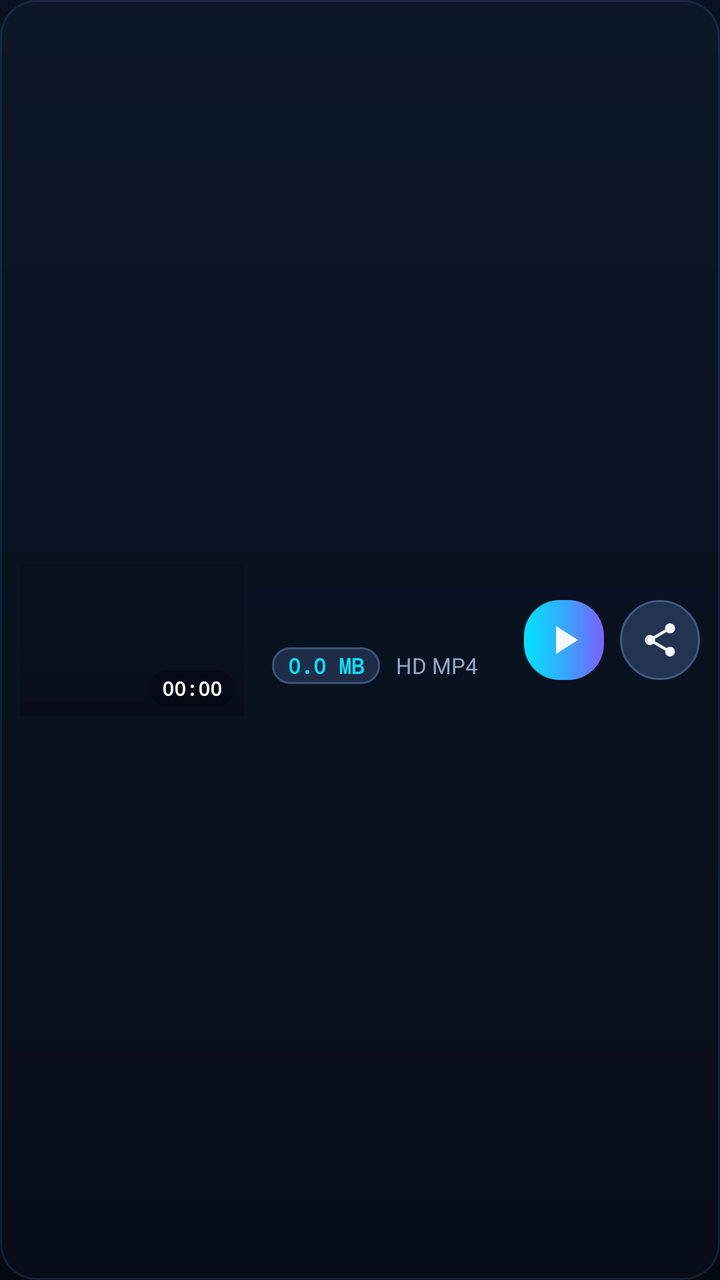
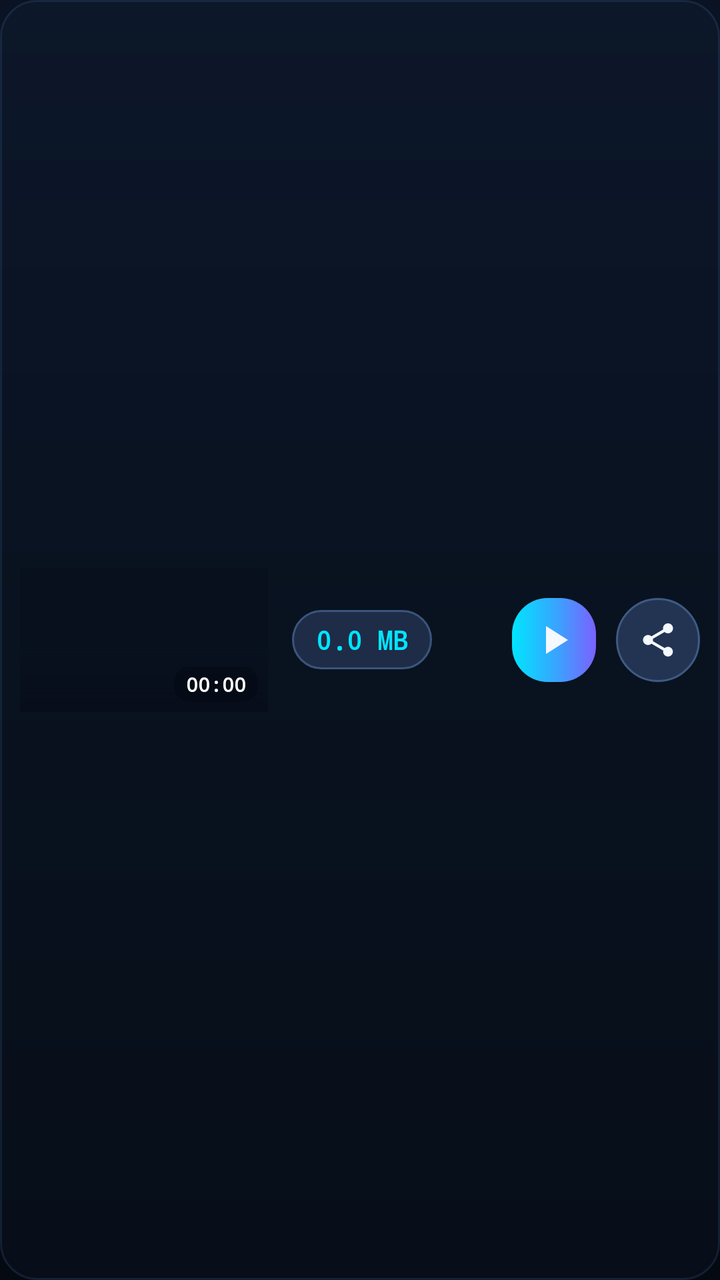

Two renders of the same Android screen: before a commit and after it. Below are the layout's source before the change and the commit's diff.
<!-- AndroidManifest.xml: application theme Theme.VisionWatermark -->
<!-- res/layout/item_recent_export.xml -->
<?xml version="1.0" encoding="utf-8"?>
<LinearLayout xmlns:android="http://schemas.android.com/apk/res/android"
    android:layout_width="match_parent"
    android:layout_height="96dp"
    android:layout_marginBottom="12dp"
    android:background="@drawable/bg_glass_card"
    android:gravity="center_vertical"
    android:orientation="horizontal"
    android:padding="10dp">

    
    <FrameLayout
        android:layout_width="112dp"
        android:layout_height="76dp">

        <ImageView
            android:id="@+id/ivThumbnail"
            android:layout_width="match_parent"
            android:layout_height="match_parent"
            android:background="#08101E"
            android:contentDescription="Video thumbnail"
            android:scaleType="centerCrop" />

        <View
            android:layout_width="match_parent"
            android:layout_height="34dp"
            android:layout_gravity="bottom"
            android:background="@drawable/bg_thumb_gradient" />

        <TextView
            android:id="@+id/tvDurationBadge"
            android:layout_width="wrap_content"
            android:layout_height="wrap_content"
            android:layout_gravity="bottom|end"
            android:layout_margin="5dp"
            android:background="@drawable/bg_thumb_badge"
            android:fontFamily="monospace"
            android:paddingHorizontal="6dp"
            android:paddingVertical="2dp"
            android:text="00:00"
            android:textColor="#FFFFFF"
            android:textSize="10sp"
            android:textStyle="bold" />
    </FrameLayout>

    
    <LinearLayout
        android:layout_width="0dp"
        android:layout_height="wrap_content"
        android:layout_marginStart="14dp"
        android:layout_marginEnd="8dp"
        android:layout_weight="1"
        android:orientation="vertical">

        <TextView
            android:id="@+id/tvFileName"
            android:layout_width="match_parent"
            android:layout_height="wrap_content"
            android:ellipsize="end"
            android:singleLine="true"
            android:textColor="@color/text_primary"
            android:textSize="14.5sp"
            android:textStyle="bold" />

        <LinearLayout
            android:layout_width="wrap_content"
            android:layout_height="wrap_content"
            android:layout_marginTop="6dp"
            android:gravity="center_vertical"
            android:orientation="horizontal">

            <TextView
                android:id="@+id/tvSizeBadge"
                android:layout_width="wrap_content"
                android:layout_height="wrap_content"
                android:background="@drawable/bg_pill_button"
                android:fontFamily="monospace"
                android:paddingHorizontal="8dp"
                android:paddingVertical="2dp"
                android:text="0.0 MB"
                android:textColor="@color/cyan_accent"
                android:textSize="10.5sp"
                android:textStyle="bold" />

            <TextView
                android:layout_width="wrap_content"
                android:layout_height="wrap_content"
                android:layout_marginStart="8dp"
                android:text="HD MP4"
                android:textColor="@color/text_secondary"
                android:textSize="11sp" />
        </LinearLayout>
    </LinearLayout>

    
    <ImageButton
        android:id="@+id/btnPlayItem"
        android:layout_width="40dp"
        android:layout_height="40dp"
        android:background="@drawable/bg_primary_gradient_btn"
        android:contentDescription="@string/play"
        android:padding="9dp"
        android:src="@drawable/ic_play" />

    <ImageButton
        android:id="@+id/btnShareItem"
        android:layout_width="40dp"
        android:layout_height="40dp"
        android:layout_marginStart="8dp"
        android:background="@drawable/bg_circle_icon_btn"
        android:contentDescription="@string/share"
        android:padding="9dp"
        android:src="@drawable/ic_share" />

</LinearLayout>
<!-- resources referenced by this layout -->
<resources>
  <color name="cyan_accent">#00E5FF</color>
  <color name="text_primary">#F4F8FF</color>
  <color name="text_secondary">#94A8C9</color>
  <!-- drawable bg_circle_icon_btn (drawable) -->
  <?xml version="1.0" encoding="utf-8"?>
  <ripple xmlns:android="http://schemas.android.com/apk/res/android"
      android:color="#3300E5FF">
      <item>
          <shape android:shape="oval">
              <solid android:color="#233452" />
              <stroke
                  android:width="1dp"
                  android:color="#3E5B85" />
          </shape>
      </item>
  </ripple>
  <!-- drawable bg_glass_card (drawable) -->
  <?xml version="1.0" encoding="utf-8"?>
  <shape xmlns:android="http://schemas.android.com/apk/res/android"
      android:shape="rectangle">
      <solid android:color="#1A243B5E" />
      <corners android:radius="18dp" />
      <stroke
          android:width="1dp"
          android:color="#2E5479B0" />
  </shape>
  <!-- drawable bg_pill_button (drawable) -->
  <?xml version="1.0" encoding="utf-8"?>
  <ripple xmlns:android="http://schemas.android.com/apk/res/android"
      android:color="#3300E5FF">
      <item>
          <shape android:shape="rectangle">
              <solid android:color="#1E2C47" />
              <corners android:radius="24dp" />
              <stroke
                  android:width="1dp"
                  android:color="#3A557D" />
          </shape>
      </item>
  </ripple>
  <!-- drawable bg_primary_gradient_btn (drawable) -->
  <?xml version="1.0" encoding="utf-8"?>
  <ripple xmlns:android="http://schemas.android.com/apk/res/android"
      android:color="#40FFFFFF">
      <item>
          <shape android:shape="rectangle">
              <gradient
                  android:angle="0"
                  android:startColor="#00E5FF"
                  android:centerColor="#35A8FF"
                  android:endColor="#7B61FF"
                  android:type="linear" />
              <corners android:radius="18dp" />
          </shape>
      </item>
  </ripple>
  <!-- drawable bg_thumb_badge (drawable) -->
  <?xml version="1.0" encoding="utf-8"?>
  <shape xmlns:android="http://schemas.android.com/apk/res/android"
      android:shape="rectangle">
      <solid android:color="#B3050A14" />
      <corners android:radius="8dp" />
  </shape>
  <!-- drawable bg_thumb_gradient (drawable) -->
  <?xml version="1.0" encoding="utf-8"?>
  <shape xmlns:android="http://schemas.android.com/apk/res/android">
      <gradient
          android:angle="270"
          android:startColor="#00000000"
          android:endColor="#CC060C18" />
  </shape>
  <!-- drawable ic_play (drawable) -->
  <vector xmlns:android="http://schemas.android.com/apk/res/android"
      android:width="24dp"
      android:height="24dp"
      android:viewportWidth="24"
      android:viewportHeight="24">
      <path
          android:fillColor="#F4F8FF"
          android:pathData="M8,5v14l11,-7z" />
  </vector>
  <string name="play">Play</string>
  <string name="share">Share</string>
  <style name="Theme.VisionWatermark" parent="Theme.Material3.Dark.NoActionBar">
          <item name="android:windowBackground">@drawable/bg_main_gradient</item>
          <item name="android:statusBarColor">@color/bg_obsidian</item>
          <item name="android:navigationBarColor">@color/bg_obsidian</item>
          <item name="colorPrimary">@color/cyan_accent</item>
          <item name="colorSecondary">@color/blue_accent</item>
          <item name="android:textColorPrimary">@color/text_primary</item>
          <item name="android:textColorSecondary">@color/text_secondary</item>
      </style>
  <!-- drawable bg_main_gradient (drawable) -->
  <?xml version="1.0" encoding="utf-8"?>
  <shape xmlns:android="http://schemas.android.com/apk/res/android">
      <gradient
          android:angle="270"
          android:startColor="#0A1324"
          android:centerColor="#070D19"
          android:endColor="#050912"
          android:type="linear" />
  </shape>
  <color name="bg_obsidian">#070D19</color>
  <color name="blue_accent">#4E7BFF</color>
  <!-- unchanged entries left out for length: 1 -->
</resources>

<!-- the commit's change to res/layout/item_recent_export.xml (unified diff, before → after) -->
@@ -1,7 +1,7 @@
 <?xml version="1.0" encoding="utf-8"?>
 <LinearLayout xmlns:android="http://schemas.android.com/apk/res/android"
     android:layout_width="match_parent"
-    android:layout_height="96dp"
+    android:layout_height="92dp"
     android:layout_marginBottom="12dp"
     android:background="@drawable/bg_glass_card"
     android:gravity="center_vertical"
@@ -10,8 +10,8 @@
 
     
     <FrameLayout
-        android:layout_width="112dp"
-        android:layout_height="76dp">
+        android:layout_width="124dp"
+        android:layout_height="72dp">
 
         <ImageView
             android:id="@+id/ivThumbnail"
@@ -23,7 +23,7 @@
 
         <View
             android:layout_width="match_parent"
-            android:layout_height="34dp"
+            android:layout_height="32dp"
             android:layout_gravity="bottom"
             android:background="@drawable/bg_thumb_gradient" />
 
@@ -44,72 +44,45 @@
     </FrameLayout>
 
     
-    <LinearLayout
+    <FrameLayout
         android:layout_width="0dp"
-        android:layout_height="wrap_content"
-        android:layout_marginStart="14dp"
-        android:layout_marginEnd="8dp"
+        android:layout_height="match_parent"
         android:layout_weight="1"
-        android:orientation="vertical">
+        android:paddingHorizontal="12dp">
 
         <TextView
-            android:id="@+id/tvFileName"
-            android:layout_width="match_parent"
-            android:layout_height="wrap_content"
-            android:ellipsize="end"
-            android:singleLine="true"
-            android:textColor="@color/text_primary"
-            android:textSize="14.5sp"
-            android:textStyle="bold" />
-
-        <LinearLayout
+            android:id="@+id/tvSizeBadge"
             android:layout_width="wrap_content"
             android:layout_height="wrap_content"
-            android:layout_marginTop="6dp"
-            android:gravity="center_vertical"
-            android:orientation="horizontal">
-
-            <TextView
-                android:id="@+id/tvSizeBadge"
-                android:layout_width="wrap_content"
-                android:layout_height="wrap_content"
-                android:background="@drawable/bg_pill_button"
-                android:fontFamily="monospace"
-                android:paddingHorizontal="8dp"
-                android:paddingVertical="2dp"
-                android:text="0.0 MB"
-                android:textColor="@color/cyan_accent"
-                android:textSize="10.5sp"
-                android:textStyle="bold" />
-
-            <TextView
-                android:layout_width="wrap_content"
-                android:layout_height="wrap_content"
-                android:layout_marginStart="8dp"
-                android:text="HD MP4"
-                android:textColor="@color/text_secondary"
-                android:textSize="11sp" />
-        </LinearLayout>
-    </LinearLayout>
+            android:layout_gravity="center_vertical|start"
+            android:background="@drawable/bg_pill_button"
+            android:fontFamily="monospace"
+            android:paddingHorizontal="12dp"
+            android:paddingVertical="6dp"
+            android:text="0.0 MB"
+            android:textColor="@color/cyan_accent"
+            android:textSize="13sp"
+            android:textStyle="bold" />
+    </FrameLayout>
 
     
     <ImageButton
         android:id="@+id/btnPlayItem"
-        android:layout_width="40dp"
-        android:layout_height="40dp"
+        android:layout_width="42dp"
+        android:layout_height="42dp"
         android:background="@drawable/bg_primary_gradient_btn"
         android:contentDescription="@string/play"
-        android:padding="9dp"
+        android:padding="10dp"
         android:src="@drawable/ic_play" />
 
     <ImageButton
         android:id="@+id/btnShareItem"
-        android:layout_width="40dp"
-        android:layout_height="40dp"
-        android:layout_marginStart="8dp"
+        android:layout_width="42dp"
+        android:layout_height="42dp"
+        android:layout_marginStart="10dp"
         android:background="@drawable/bg_circle_icon_btn"
         android:contentDescription="@string/share"
-        android:padding="9dp"
+        android:padding="10dp"
         android:src="@drawable/ic_share" />
 
 </LinearLayout>
